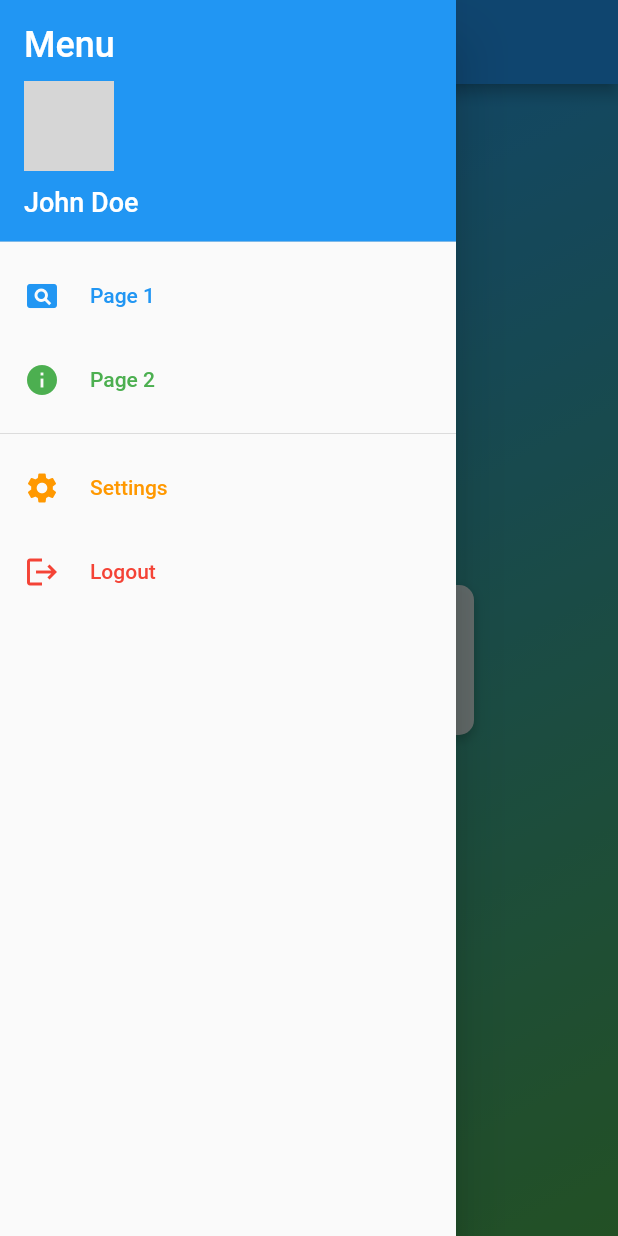
After one commit to proxip/flutter-class, a Flutter app: the screen it shows after launch, with the side drawer open, on a phone screen of 412 x 824 dp. The commit adds this screen. Run offline on Flutter 3.47's test engine with Material 2 defaults, Android fonts, the phone set to English and light mode, and no system bars; network calls fail; grey boxes are pictures that could not be loaded.

Commit message:
add : home_page, page1, page2

```diff
--- /dev/null
+++ b/lib/home_page.dart
@@ -0,0 +1,178 @@
+import 'package:flutter/material.dart';
+import 'page1.dart';
+import 'page2.dart';
+
+class HomePage extends StatelessWidget {
+  @override
+  Widget build(BuildContext context) {
+    return Scaffold(
+      appBar: AppBar(
+        title: Text('Home'),
+      ),
+      drawer: DrawerWidget(),
+      body: Container(
+        decoration: BoxDecoration(
+          gradient: LinearGradient(
+            begin: Alignment.topLeft,
+            end: Alignment.bottomRight,
+            colors: [Colors.blue, Colors.green],
+          ),
+        ),
+        child: Center(
+          child: Row(
+            mainAxisAlignment: MainAxisAlignment.center,
+            crossAxisAlignment: CrossAxisAlignment.center,
+            children: [
+              _buildMenuItem(Icons.assignment, 'Tasks', () {}),
+              SizedBox(width: 20),
+              _buildMenuItem(Icons.notifications, 'Notifications', () {}),
+            ],
+          ),
+        ),
+      ),
+    );
+  }
+
+  Widget _buildMenuItem(IconData iconData, String title, VoidCallback onTap) {
+    return GestureDetector(
+      onTap: onTap,
+      child: Container(
+        width: 100, // Adjust width as needed
+        height: 100, // Adjust height as needed
+        padding: EdgeInsets.all(10),
+        decoration: BoxDecoration(
+          color: Colors.white.withOpacity(0.8),
+          borderRadius: BorderRadius.circular(10),
+          boxShadow: [
+            BoxShadow(
+              color: Colors.black.withOpacity(0.2),
+              blurRadius: 5,
+              offset: Offset(0, 3),
+            ),
+          ],
+        ),
+        child: Column(
+          mainAxisAlignment: MainAxisAlignment.center,
+          children: [
+            Icon(iconData, color: Colors.blue, size: 30),
+            SizedBox(height: 10),
+            Text(
+              title,
+              style: TextStyle(fontSize: 16, color: Colors.blue),
+              textAlign: TextAlign.center,
+            ),
+          ],
+        ),
+      ),
+    );
+  }
+}
+
+class DrawerWidget extends StatelessWidget {
+  @override
+  Widget build(BuildContext context) {
+    return Drawer(
+      child: ListView(
+        padding: EdgeInsets.zero,
+        children: <Widget>[
+          DrawerHeader(
+            decoration: BoxDecoration(
+              color: Colors.blue,
+            ),
+            child: Column(
+              crossAxisAlignment: CrossAxisAlignment.start,
+              children: [
+                Text(
+                  'Menu',
+                  style: TextStyle(
+                    color: Colors.white,
+                    fontSize: 24,
+                  ),
+                ),
+                SizedBox(height: 10),
+                CircleAvatar(
+                  radius: 30,
+                  backgroundImage:
+                      NetworkImage('https://via.placeholder.com/150'),
+                ),
+                SizedBox(height: 10),
+                Text(
+                  'John Doe',
+                  style: TextStyle(
+                    color: Colors.white,
+                    fontSize: 18,
+                  ),
+                ),
+              ],
+            ),
+          ),
+          ListTile(
+            title: Row(
+              children: [
+                Icon(Icons.pageview, color: Colors.blue),
+                SizedBox(width: 20),
+                Text(
+                  'Page 1',
+                  style: TextStyle(color: Colors.blue),
+                ),
+              ],
+            ),
+            onTap: () {
+              Navigator.pop(context);
+              Navigator.push(
+                  context, MaterialPageRoute(builder: (context) => Page1()));
+            },
+          ),
+          ListTile(
+            title: Row(
+              children: [
+                Icon(Icons.info, color: Colors.green),
+                SizedBox(width: 20),
+                Text(
+                  'Page 2',
+                  style: TextStyle(color: Colors.green),
+                ),
+              ],
+            ),
+            onTap: () {
+              Navigator.pop(context);
+              Navigator.push(
+                  context, MaterialPageRoute(builder: (context) => Page2()));
+            },
+          ),
+          Divider(),
+          ListTile(
+            title: Row(
+              children: [
+                Icon(Icons.settings, color: Colors.orange),
+                SizedBox(width: 20),
+                Text(
+                  'Settings',
+                  style: TextStyle(color: Colors.orange),
+                ),
+              ],
+            ),
+            onTap: () {
+              // Add functionality for Settings
+            },
+          ),
+          ListTile(
+            title: Row(
+              children: [
+                Icon(Icons.logout, color: Colors.red),
+                SizedBox(width: 20),
+                Text(
+                  'Logout',
+                  style: TextStyle(color: Colors.red),
+                ),
+              ],
+            ),
+            onTap: () {
+              // Add functionality for Logout
+            },
+          ),
+        ],
+      ),
+    );
+  }
+}
--- a/lib/main.dart
+++ b/lib/main.dart
@@ -1,4 +1,5 @@
 import 'package:flutter/material.dart';
+import 'home_page.dart';
 import 'splash_screen.dart'; // Importing SplashScreen widget
 import 'dashboard_screen.dart'; // Importing DashboardScreen widget
 
@@ -20,7 +21,7 @@ class MyApp extends StatelessWidget {
         ),
         primaryColor: Colors.blue,
       ),
-      home: SplashScreen(), // Initially navigate to SplashScreen
+      home: HomePage(), // Initially navigate to SplashScreen
     );
   }
 }
--- a/lib/splash_screen.dart
+++ b/lib/splash_screen.dart
@@ -28,7 +28,7 @@ class _SplashScreenState extends State<SplashScreen> {
   @override
   Widget build(BuildContext context) {
     return Scaffold(
-      backgroundColor: Colors.blue,
+      backgroundColor: Colors.red,
       body: Center(
         child: Column(
           mainAxisAlignment: MainAxisAlignment.center,
@@ -39,7 +39,7 @@ class _SplashScreenState extends State<SplashScreen> {
             ),
             SizedBox(height: 20.0),
             Text(
-              'Splash Screen',
+              'Splash Screen Demo',
               style: TextStyle(
                 color: Colors.white,
                 fontSize: 24.0,
```
Also changed, not shown: lib/dashboard_screen.dart (+10 -3 lines), lib/page1.dart (added, +62 -0 lines), lib/page2.dart (added, +57 -0 lines).
